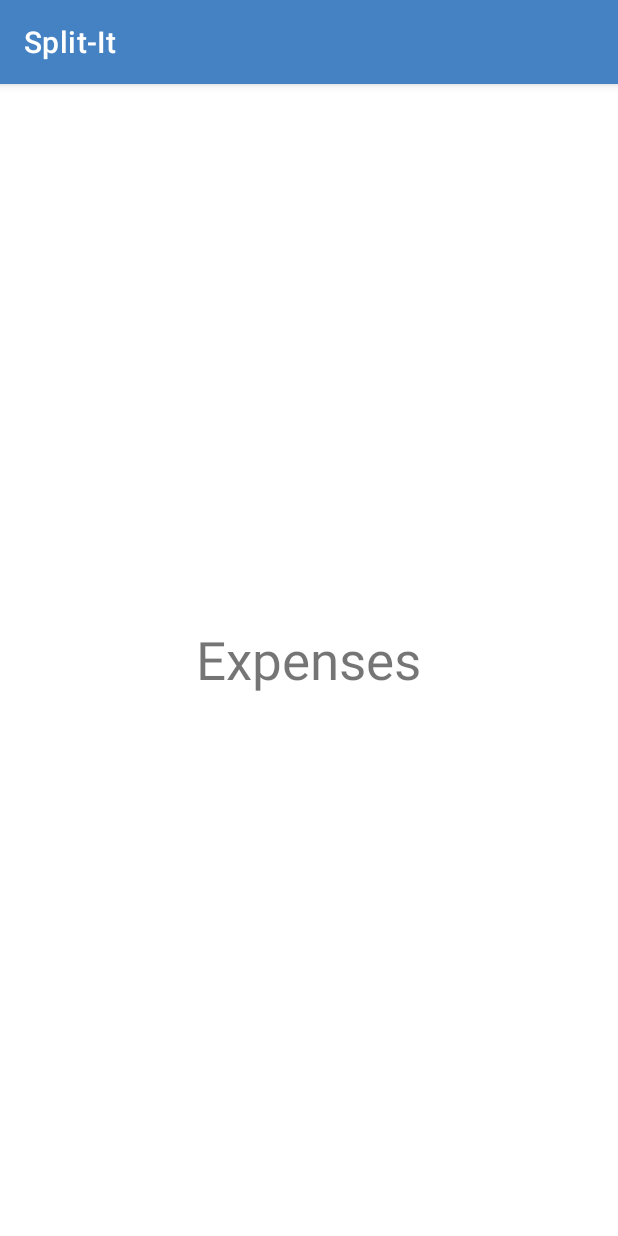
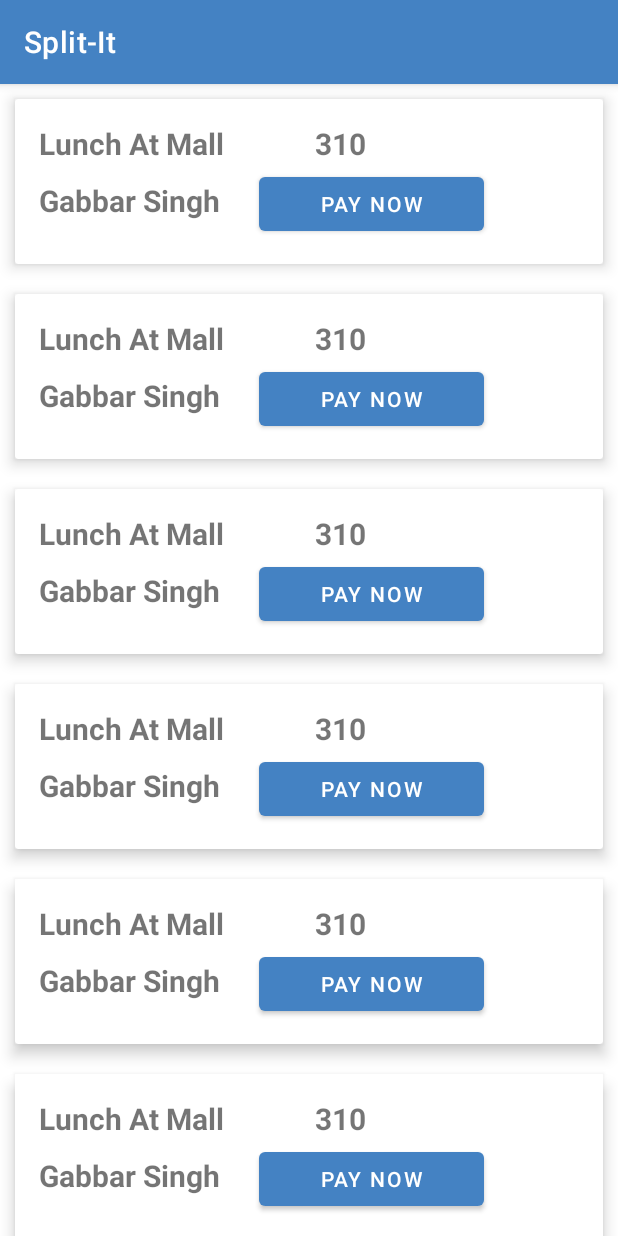
Before and after one commit to Divyang-Sharma/Split-It, an Android app: the fragment ExpensesFragment shown on its own in the app's theme, on a phone screen of 412 x 824 dp. Run offline under Robolectric (Android 15) with nearby library versions, the phone set to English and light mode, and no system bars.

Commit message:
Added Expenses Recycler View

```diff
--- /dev/null
+++ b/app/src/main/java/com/example/split_it/adapters/AdaptorExpenses.kt
@@ -0,0 +1,39 @@
+package com.example.split_it.adapters
+import android.view.LayoutInflater
+import android.view.View
+import android.view.ViewGroup
+import android.widget.ImageView
+import android.widget.TextView
+import androidx.recyclerview.widget.RecyclerView
+import com.example.split_it.R
+import com.example.split_it.viewModels.ItemViewModelExpenses
+
+class AdapterExpenses(private val mList: List<ItemViewModelExpenses>) : RecyclerView.Adapter<AdapterExpenses.ViewHolder>() {
+
+    // create new views
+    override fun onCreateViewHolder(parent: ViewGroup, viewType: Int): ViewHolder {
+        val view = LayoutInflater.from(parent.context)
+            .inflate(R.layout.card_view_design_expenses, parent, false)
+        return ViewHolder(view)
+    }
+
+    // binds the list items to a view
+    override fun onBindViewHolder(holder: ViewHolder, position: Int) {
+        val ItemsViewModel = mList[position]
+        holder.eventView.text = ItemsViewModel.event
+        holder.costView.text = ItemsViewModel.Cost.toString()
+        holder.paidByView.text = ItemsViewModel.paid_by
+    }
+
+    // return the number of the items in the list
+    override fun getItemCount(): Int {
+        return mList.size
+    }
+
+    // Holds the views for adding it to image and text
+    class ViewHolder(ItemView: View) : RecyclerView.ViewHolder(ItemView) {
+        val eventView: TextView = itemView.findViewById(R.id.event_text_view)
+        val paidByView: TextView = itemView.findViewById(R.id.paid_by_text_view)
+        val costView: TextView = itemView.findViewById(R.id.cost_text_view)
+    }
+}
--- a/app/src/main/java/com/example/split_it/fragments/ExpensesFragment.kt
+++ b/app/src/main/java/com/example/split_it/fragments/ExpensesFragment.kt
@@ -5,7 +5,11 @@ import androidx.fragment.app.Fragment
 import android.view.LayoutInflater
 import android.view.View
 import android.view.ViewGroup
+import androidx.recyclerview.widget.LinearLayoutManager
+import androidx.recyclerview.widget.RecyclerView
 import com.example.split_it.R
+import com.example.split_it.adapters.AdapterExpenses
+import com.example.split_it.viewModels.ItemViewModelExpenses
 
 class ExpensesFragment : Fragment() {
     var expensesView : View? = null
@@ -22,7 +26,26 @@ class ExpensesFragment : Fragment() {
         expensesView = inflater.inflate(R.layout.fragment_expenses, container, false)
 
         //TODO: logic of expenses goes here
+        // getting the recyclerview by its id
+        val recyclerview = expensesView?.findViewById<RecyclerView>(R.id.recyclerview)
 
+        // this creates a vertical layout Manager
+        recyclerview?.layoutManager = LinearLayoutManager(context)
+
+        // ArrayList of class ItemsViewModel
+        val data = ArrayList<ItemViewModelExpenses>()
+
+        // This loop will create 20 Views containing
+        // the image with the count of view
+        for (i in 1..20) {
+            data.add(ItemViewModelExpenses("Lunch At Mall", 310,"Gabbar Singh"))
+        }
+
+        // This will pass the ArrayList to our Adapter
+        val adapter = AdapterExpenses(data)
+
+        // Setting the Adapter with the recyclerview
+        recyclerview?.adapter = adapter
         //use findViewById with view `expensesView?.findViewById<>()`
 
         return expensesView
--- /dev/null
+++ b/app/src/main/java/com/example/split_it/viewModels/ItemViewModelExpenses.kt
@@ -0,0 +1,4 @@
+package com.example.split_it.viewModels
+
+data class ItemViewModelExpenses(val event: String, val Cost: Int, val paid_by: String) {
+}
--- /dev/null
+++ b/app/src/main/res/drawable/ic_baseline_folder_24.xml
@@ -0,0 +1,4 @@
+<?xml version="1.0" encoding="utf-8"?>
+<selector xmlns:android="http://schemas.android.com/apk/res/android">
+
+</selector>
--- a/app/src/main/res/layout/activity_login.xml
+++ b/app/src/main/res/layout/activity_login.xml
@@ -46,7 +46,7 @@
         android:src="@drawable/logo" />
 
     <TextView
-        android:id="@+id/textView"
+        android:id="@+id/paid_by_text_view"
         android:layout_width="124dp"
         android:layout_height="wrap_content"
         android:layout_alignTop="@+id/logo"
--- a/app/src/main/res/layout/activity_main.xml
+++ b/app/src/main/res/layout/activity_main.xml
@@ -18,7 +18,7 @@
         android:text="Login with"
         app:cornerRadius="15dp"
         app:layout_constraintStart_toStartOf="parent"
-        app:layout_constraintTop_toBottomOf="@+id/textView"
+        app:layout_constraintTop_toBottomOf="@+id/paid_by_text_view"
         tools:ignore="MissingConstraints" />
 
     <ImageView
@@ -32,7 +32,7 @@
         app:srcCompat="@drawable/split" />
 
     <TextView
-        android:id="@+id/textView"
+        android:id="@+id/paid_by_text_view"
         android:layout_width="wrap_content"
         android:layout_height="wrap_content"
         android:layout_marginStart="168dp"
--- /dev/null
+++ b/app/src/main/res/layout/card_view_design_expenses.xml
@@ -0,0 +1,77 @@
+<?xml version="1.0" encoding="utf-8"?>
+<androidx.cardview.widget.CardView xmlns:android="http://schemas.android.com/apk/res/android"
+    xmlns:app="http://schemas.android.com/apk/res-auto"
+    xmlns:tools="http://schemas.android.com/tools"
+    android:layout_width="match_parent"
+    android:layout_height="110dp"
+    android:layout_margin="10dp"
+    app:cardElevation="6dp">
+
+    <androidx.constraintlayout.widget.ConstraintLayout
+        android:id="@+id/linearLayout"
+        android:layout_width="match_parent"
+        android:layout_height="match_parent"
+        app:layout_constraintBottom_toTopOf="@+id/paid_by_text_view"
+        app:layout_constraintTop_toTopOf="@+id/paid_by_text_view">
+
+        <TextView
+            android:id="@+id/paid_by_text_view"
+            android:layout_width="0dp"
+            android:layout_height="0dp"
+            android:layout_marginStart="16dp"
+            android:layout_marginEnd="11dp"
+            android:layout_marginBottom="28dp"
+            android:text="Gabbar Singh"
+            android:textSize="20sp"
+            android:textStyle="bold"
+            app:layout_constraintBottom_toBottomOf="parent"
+            app:layout_constraintEnd_toStartOf="@+id/pay_button"
+            app:layout_constraintStart_toStartOf="parent"
+            app:layout_constraintTop_toBottomOf="@+id/event_text_view" />
+
+        <TextView
+            android:id="@+id/event_text_view"
+            android:layout_width="0dp"
+            android:layout_height="0dp"
+            android:layout_marginStart="16dp"
+            android:layout_marginTop="16dp"
+            android:layout_marginEnd="10dp"
+            android:layout_marginBottom="10dp"
+            android:text="Lunch At Mall"
+            android:textSize="20sp"
+            android:textStyle="bold"
+            app:layout_constraintBottom_toTopOf="@+id/paid_by_text_view"
+            app:layout_constraintEnd_toStartOf="@+id/cost_text_view"
+            app:layout_constraintStart_toStartOf="parent"
+            app:layout_constraintTop_toTopOf="parent" />
+
+        <TextView
+            android:id="@+id/cost_text_view"
+            android:layout_width="0dp"
+            android:layout_height="0dp"
+            android:layout_marginTop="16dp"
+            android:layout_marginEnd="18dp"
+            android:layout_marginBottom="5dp"
+            android:text="350"
+            android:textSize="20sp"
+            android:textStyle="bold"
+            app:layout_constraintBottom_toTopOf="@+id/pay_button"
+            app:layout_constraintEnd_toEndOf="parent"
+            app:layout_constraintStart_toEndOf="@+id/event_text_view"
+            app:layout_constraintTop_toTopOf="parent" />
+
+        <Button
+            android:id="@+id/pay_button"
+            android:layout_width="150dp"
+            android:layout_height="48dp"
+            android:layout_marginEnd="79dp"
+            android:layout_marginBottom="16dp"
+            android:text="Pay Now"
+            app:layout_constraintBottom_toBottomOf="parent"
+            app:layout_constraintEnd_toEndOf="parent"
+            app:layout_constraintStart_toEndOf="@+id/paid_by_text_view"
+            app:layout_constraintTop_toBottomOf="@+id/cost_text_view" />
+
+    </androidx.constraintlayout.widget.ConstraintLayout>
+
+</androidx.cardview.widget.CardView>
--- a/app/src/main/res/layout/fragment_expenses.xml
+++ b/app/src/main/res/layout/fragment_expenses.xml
@@ -1,15 +1,17 @@
 <?xml version="1.0" encoding="utf-8"?>
-<RelativeLayout xmlns:android="http://schemas.android.com/apk/res/android"
+<LinearLayout
+    xmlns:android="http://schemas.android.com/apk/res/android"
     xmlns:tools="http://schemas.android.com/tools"
     android:layout_width="match_parent"
     android:layout_height="match_parent"
-    tools:context=".fragments.ExpensesFragment">
+    android:orientation="vertical"
+    tools:context=".MainActivity">
 
-    <TextView
-        android:layout_width="wrap_content"
-        android:layout_height="wrap_content"
-        android:layout_centerInParent="true"
-        android:text="Expenses"
-        android:textSize="35sp"/>
+    <androidx.recyclerview.widget.RecyclerView
+        android:id="@+id/recyclerview"
+        android:layout_width="match_parent"
+        android:layout_height="match_parent"
+        tools:itemCount="5"
+        tools:listitem="@layout/card_view_design_expenses" />
 
-</RelativeLayout>
+</LinearLayout>
```
